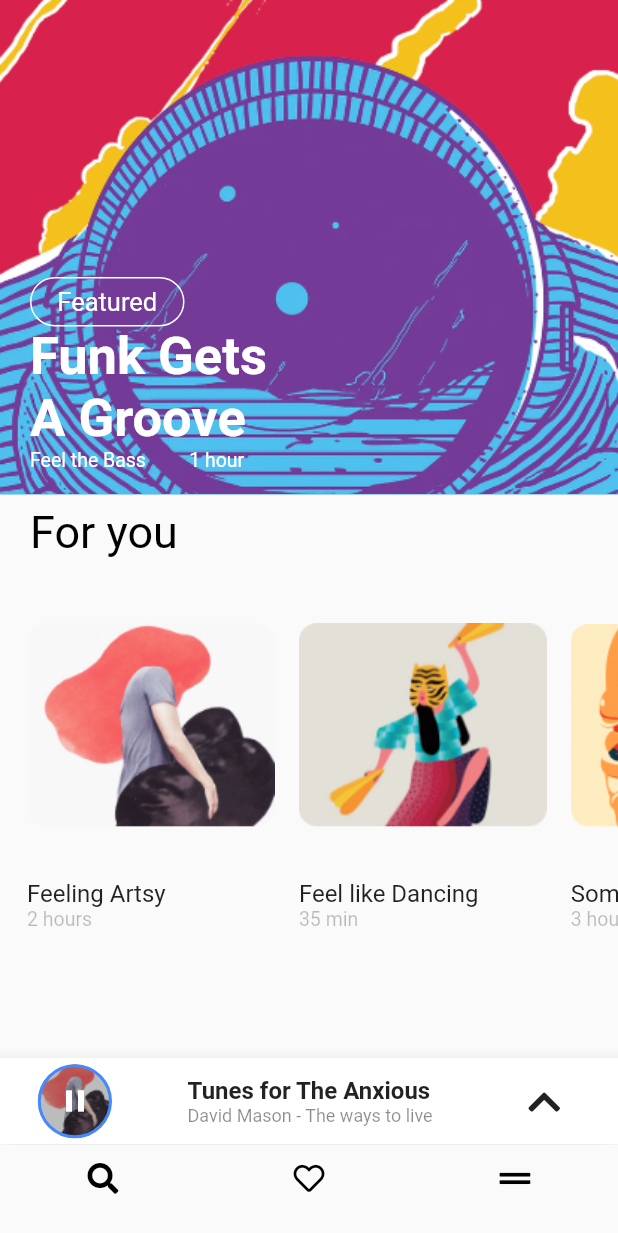
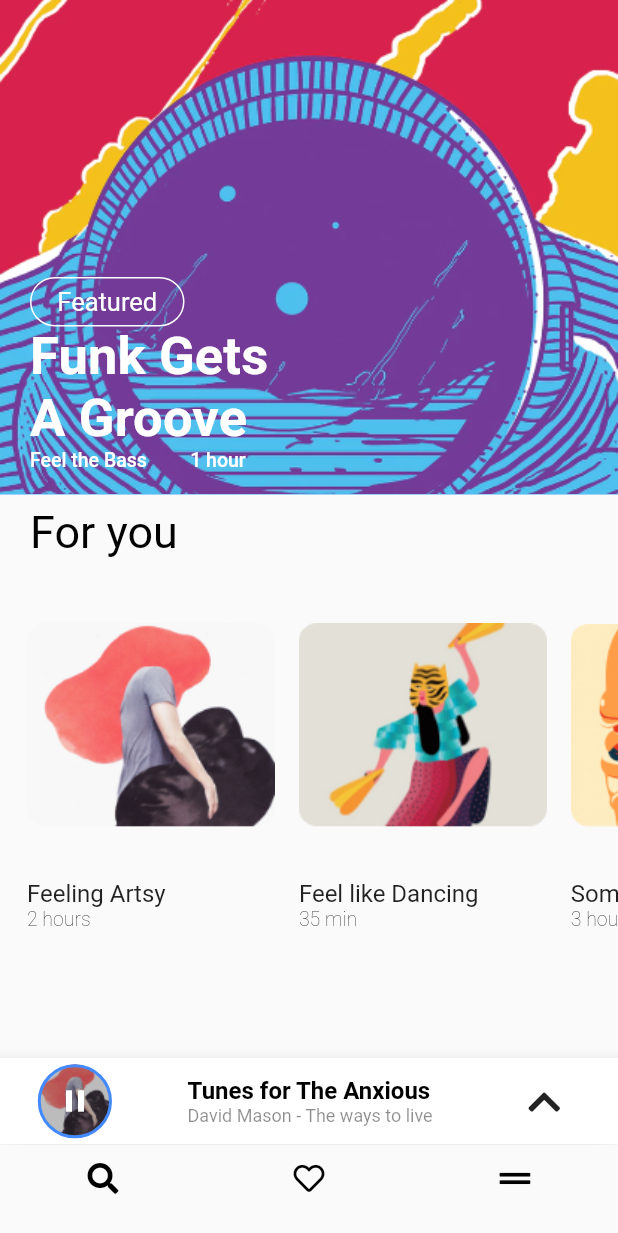
Before and after one commit to Devnot-Mentor-2020/Flutter-Screen, a Flutter app: the screen it shows after launch, on a phone screen of 412 x 824 dp. Shown: the top 1233 px of the screen. Run offline on Flutter 3.47's test engine with Material 2 defaults, Android fonts, the phone set to English and light mode, and no system bars; our stand-ins replace font_awesome_flutter.

Commit message:
The file containing the styles has been moved to the theme.dart folder

```diff
--- a/lib/core/components/appBar/navigation_bar/music_player_navigaion_bar.dart
+++ b/lib/core/components/appBar/navigation_bar/music_player_navigaion_bar.dart
@@ -39,8 +39,8 @@ class TextItem extends StatelessWidget {
     mainAxisAlignment: MainAxisAlignment.center,
     crossAxisAlignment: CrossAxisAlignment.start,
       children: [
-      Text("Tunes for The Anxious",style: musicPlayerNavigationBarTitle),
-      Text("David Mason - The ways to live", style:  musicPlayerNavigationBarText)
+      Text("Tunes for The Anxious",style:Theme.of(context).textTheme.headline2),
+      Text("David Mason - The ways to live", style:Theme.of(context).textTheme.headline3)
     ],
    );
   }
--- a/lib/core/components/appBar/siver_app_bar/sliver_app_bar.dart
+++ b/lib/core/components/appBar/siver_app_bar/sliver_app_bar.dart
@@ -12,6 +12,7 @@ class CreateAppBar extends StatefulWidget{
     @override
   Widget build (BuildContext context){
     return SliverAppBar(
+
                 expandedHeight: MediaQuery.of(context).size.height*0.4,
                 floating: true,
                 pinned: false,
@@ -32,6 +33,7 @@ class SliverAppBarItem extends StatelessWidget {
   @override
   Widget build(BuildContext context) {
     return Padding(
+
       padding: const EdgeInsets.only(left: doublePaddingLeft, bottom: paddingButtom),
       child: Column(
         mainAxisAlignment: MainAxisAlignment.end,
@@ -43,7 +45,7 @@ class SliverAppBarItem extends StatelessWidget {
                   width: MediaQuery.of(context).size.width*0.25,
                   height: MediaQuery.of(context).size.height*0.04,
                   child: Center(
-                    child: Text("Featured",style: sliverAppBarContainerTextStyle),
+                    child: Text("Featured",style: Theme.of(context).textTheme.headline4),
                   ),
                   decoration: BoxDecoration(
                    color: Colors.transparent,
@@ -51,12 +53,12 @@ class SliverAppBarItem extends StatelessWidget {
                     border: Border.all(color: Colors.white)
                   ),
                 ),
-                Text("Funk Gets",style: sliverAppBarTextStyle),
-                Text("A Groove",style: sliverAppBarTextStyle),
+                Text("Funk Gets",style:Theme.of(context).textTheme.subtitle2),
+                Text("A Groove",style:Theme.of(context).textTheme.subtitle2),
 
-                Row(children: [Text("Feel the Bass",style: sliverAppBarSmallTextStyle),
+                Row(children: [Text("Feel the Bass",style:Theme.of(context).textTheme.bodyText1),
                 SizedBox(width: MediaQuery.of(context).size.width*0.07,),
-                Text("1 hour",style: sliverAppBarSmallTextStyle),
+                Text("1 hour",style: Theme.of(context).textTheme.bodyText1),
                 ],
                 )
               ],
--- a/lib/core/components/listView/list_view_item.dart
+++ b/lib/core/components/listView/list_view_item.dart
@@ -27,8 +27,8 @@ class ListViewItem extends StatelessWidget{
                         image: image,
                         ),
                       ),
-                      Text("$text", style: listViewItemTitleTextStyle),
-                      Text("$minute", style: listViewItemMinTextStyle),
+                      Text("$text", style: Theme.of(context).textTheme.bodyText2),
+                      Text("$minute", style: Theme.of(context).textTheme.headline1),
                     ],
                   ),
                 );
--- a/lib/main.dart
+++ b/lib/main.dart
@@ -1,4 +1,5 @@
 import 'package:flutter/material.dart';
+import 'package:medium_ui/ui/shared/theme.dart';
 import 'package:medium_ui/ui/view/home_page/home_page.dart';
 
 
@@ -11,6 +12,7 @@ class MyApp extends StatelessWidget {
   @override
   Widget build(BuildContext context) {
     return MaterialApp(
+      theme: healthoTheme,
       debugShowCheckedModeBanner: false,
       home: HomePage()
     );
--- a/lib/ui/shared/text_styles.dart
+++ b/lib/ui/shared/text_styles.dart
@@ -1,18 +1,18 @@
 import 'package:flutter/material.dart';
 
 
-const sliverAppBarTextStyle= TextStyle(fontSize: 35, fontWeight: FontWeight.bold, color: Colors.white);
+//const sliverAppBarTextStyle= TextStyle(fontSize: 35, fontWeight: FontWeight.bold, color: Colors.white);
 
-const sliverAppBarSmallTextStyle= TextStyle(fontSize: 13,color: Colors.white);
+//const sliverAppBarSmallTextStyle= TextStyle(fontSize: 13,color: Colors.white);
 
-const sliverAppBarContainerTextStyle= TextStyle(fontSize: 17,color: Colors.white);
+//const sliverAppBarContainerTextStyle= TextStyle(fontSize: 17,color: Colors.white);
 
-const homePageBodyTextStyle=TextStyle(fontSize:30, color: Colors.black);
+//const homePageBodyTextStyle=TextStyle(fontSize:30, color: Colors.black);
 
-const listViewItemTitleTextStyle=TextStyle( fontSize: 16);
+//const listViewItemTitleTextStyle=TextStyle( fontSize: 16);
 
-const listViewItemMinTextStyle=TextStyle(fontSize: 13,color: Colors.black26);
+//const listViewItemMinTextStyle=TextStyle(fontSize: 13,color: Colors.black26);
 
-const musicPlayerNavigationBarTitle=TextStyle(fontWeight: FontWeight.bold,fontSize: 16 );
+//const musicPlayerNavigationBarTitle=TextStyle(fontWeight: FontWeight.bold,fontSize: 16 );
 
-const musicPlayerNavigationBarText= TextStyle(color: Colors.black45,fontSize: 12);
+//const musicPlayerNavigationBarText= TextStyle(color: Colors.black45,fontSize: 12);
--- /dev/null
+++ b/lib/ui/shared/theme.dart
@@ -0,0 +1,18 @@
+
+
+import 'package:flutter/material.dart';
+
+final healthoTheme = ThemeData(
+    textTheme: TextTheme(
+    subtitle1: TextStyle( fontSize: 30, color: Colors.black),
+    subtitle2: TextStyle( fontSize: 35, fontWeight: FontWeight.bold, color: Colors.white),
+    bodyText1: TextStyle(fontSize: 13,color: Colors.white),
+    bodyText2: TextStyle( fontSize: 16),
+    headline1: TextStyle(fontSize: 13,color: Colors.black),
+    headline2: TextStyle(fontWeight: FontWeight.bold,fontSize: 16,color: Colors.black ),
+    headline3: TextStyle(color: Colors.black45,fontSize: 12),
+    headline4: TextStyle(fontSize: 17,color: Colors.white),
+
+
+  )
+);
--- a/lib/ui/view/home_page/home_page.dart
+++ b/lib/ui/view/home_page/home_page.dart
@@ -7,6 +7,7 @@ import 'package:medium_ui/ui/shared/text_styles.dart';
 import 'package:medium_ui/ui/shared/ui_helpers.dart';
 
 class HomePage extends StatefulWidget{
+
   @override
   _HomePageState createState()=>_HomePageState();
 }
@@ -15,6 +16,7 @@ class _HomePageState extends State <HomePage>{
   @override
   Widget build (BuildContext context){
     return Scaffold(
+
       bottomNavigationBar: CreateButtomNavigationBar(),
       body: Scaffold(
         bottomNavigationBar:MusicPlayerNavigationBar(),
@@ -40,7 +42,7 @@ class BodyTextWidget extends StatelessWidget {
         Padding(
           padding: const EdgeInsets.only(left: doublePaddingLeft ,top: paddingTop),
           child: Row( children: [
-            Text("For you", style:homePageBodyTextStyle),],
+            Text("For you", style:Theme.of(context).textTheme.subtitle1)],
           ),
         ),
       ListViewWidget(),
@@ -57,6 +59,7 @@ class ListViewWidget extends StatelessWidget {
   @override
   Widget build(BuildContext context) {
     return Container(
+
     padding: EdgeInsets.only(left: paddingLeft),
     height: MediaQuery.of(context).size.height*0.35,
     child: CreateListView(),
```
